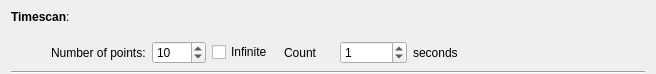
This is nicos/clients/gui/cmdlets/timescan.ui in mlz-ictrl/nicos as Qt 5 draws it before an edit. The edited form follows.
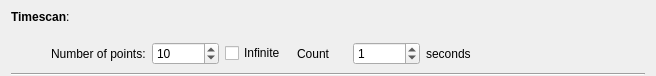
This is the edited form.

Commit message: gui: increase maximum of "#steps" boxes in cmdlets

```diff
--- a/nicos/clients/gui/cmdlets/timescan.ui
+++ b/nicos/clients/gui/cmdlets/timescan.ui
@@ -7,7 +7,7 @@
     <x>0</x>
     <y>0</y>
     <width>656</width>
-    <height>74</height>
+    <height>76</height>
    </rect>
   </property>
   <property name="windowTitle">
@@ -91,7 +91,7 @@
         <number>1</number>
        </property>
        <property name="maximum">
-        <number>1000</number>
+        <number>999999</number>
        </property>
        <property name="value">
         <number>10</number>
```
The commit also changes 2 other files.
